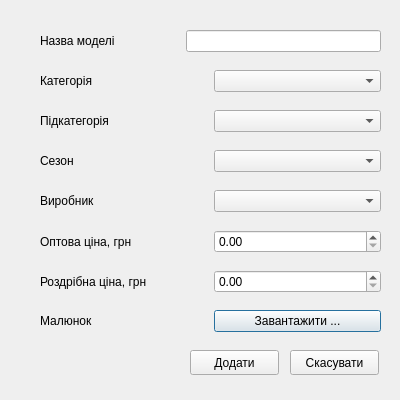
The window that addmodeldialog.ui (moz6go/ShoesStore) describes before a commit, drawn with Qt 5.
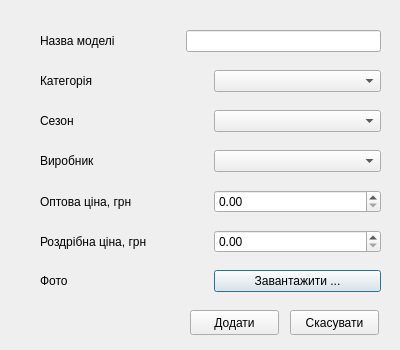
The same window after the commit.

```diff
--- a/addmodeldialog.ui
+++ b/addmodeldialog.ui
@@ -7,19 +7,19 @@
     <x>0</x>
     <y>0</y>
     <width>400</width>
-    <height>400</height>
+    <height>350</height>
    </rect>
   </property>
   <property name="minimumSize">
    <size>
     <width>400</width>
-    <height>400</height>
+    <height>350</height>
    </size>
   </property>
   <property name="maximumSize">
    <size>
     <width>400</width>
-    <height>400</height>
+    <height>350</height>
    </size>
   </property>
   <property name="windowTitle">
@@ -29,7 +29,7 @@
    <property name="geometry">
     <rect>
      <x>40</x>
-     <y>310</y>
+     <y>270</y>
      <width>341</width>
      <height>28</height>
     </rect>
@@ -47,7 +47,7 @@
        </size>
       </property>
       <property name="text">
-       <string>Малюнок</string>
+       <string>Фото</string>
       </property>
      </widget>
     </item>
@@ -64,7 +64,7 @@
    <property name="geometry">
     <rect>
      <x>40</x>
-     <y>190</y>
+     <y>150</y>
      <width>341</width>
      <height>27</height>
     </rect>
@@ -95,7 +95,7 @@
    <property name="geometry">
     <rect>
      <x>40</x>
-     <y>270</y>
+     <y>230</y>
      <width>341</width>
      <height>28</height>
     </rect>
@@ -130,7 +130,7 @@
    <property name="geometry">
     <rect>
      <x>40</x>
-     <y>150</y>
+     <y>110</y>
      <width>341</width>
      <height>27</height>
     </rect>
@@ -192,7 +192,7 @@
    <property name="geometry">
     <rect>
      <x>40</x>
-     <y>230</y>
+     <y>190</y>
      <width>341</width>
      <height>28</height>
     </rect>
@@ -260,42 +260,11 @@
     </item>
    </layout>
   </widget>
-  <widget class="QWidget" name="layoutWidget_3">
-   <property name="geometry">
-    <rect>
-     <x>40</x>
-     <y>110</y>
-     <width>341</width>
-     <height>27</height>
-    </rect>
-   </property>
-   <layout class="QHBoxLayout" name="subcategory_layout">
-    <property name="sizeConstraint">
-     <enum>QLayout::SetMaximumSize</enum>
-    </property>
-    <item>
-     <widget class="QLabel" name="subcategory_lb">
-      <property name="minimumSize">
-       <size>
-        <width>140</width>
-        <height>0</height>
-       </size>
-      </property>
-      <property name="text">
-       <string>Підкатегорія</string>
-      </property>
-     </widget>
-    </item>
-    <item>
-     <widget class="QComboBox" name="subcategory_cb"/>
-    </item>
-   </layout>
-  </widget>
-  <widget class="QPushButton" name="pushButton">
+  <widget class="QPushButton" name="add_pb">
    <property name="geometry">
     <rect>
      <x>190</x>
-     <y>350</y>
+     <y>310</y>
      <width>89</width>
      <height>25</height>
     </rect>
@@ -308,7 +277,7 @@
    <property name="geometry">
     <rect>
      <x>290</x>
-     <y>350</y>
+     <y>310</y>
      <width>89</width>
      <height>25</height>
     </rect>
```
Left out of the diff: 2 changed lines with no effect on the pictures.
